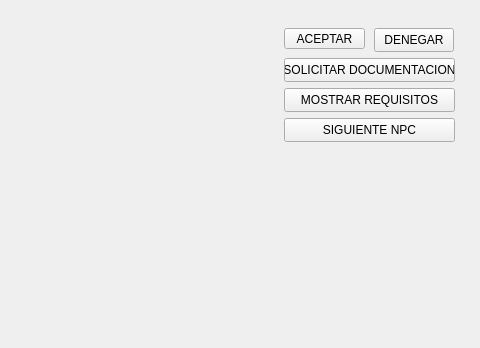
Above: gameplay.ui from facurz55/Paper-Please before the change; both pictures show x 286 to 766 and y 206 to 554 of the 766 by 554 pixel window. Below: the same form after it.
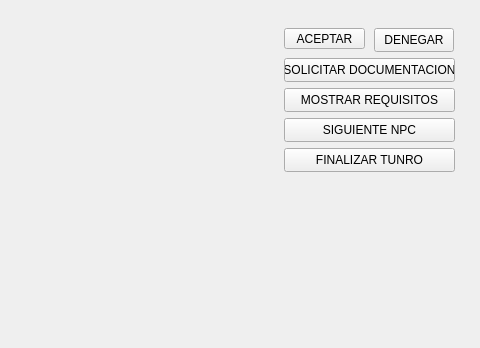
That is the form after the change. Icons and pictures are not drawn.

Commit message: ventana puntos

```diff
--- a/gameplay.ui
+++ b/gameplay.ui
@@ -183,6 +183,19 @@
              <string>SIGUIENTE NPC</string>
             </property>
            </widget>
+           <widget class="QPushButton" name="botonFinalizarTurno">
+            <property name="geometry">
+             <rect>
+              <x>570</x>
+              <y>130</y>
+              <width>171</width>
+              <height>24</height>
+             </rect>
+            </property>
+            <property name="text">
+             <string>FINALIZAR TUNRO</string>
+            </property>
+           </widget>
           </widget>
          </item>
         </layout>
```
The commit also changes 3 other files.
